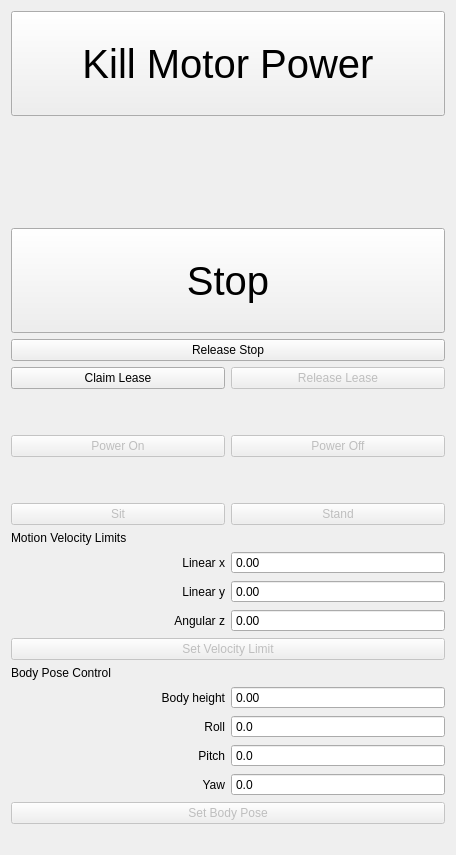
Before: the Qt Designer form spot_viz/resource/spot_control.ui in heuristicus/spot_ros, drawn with Qt 5.
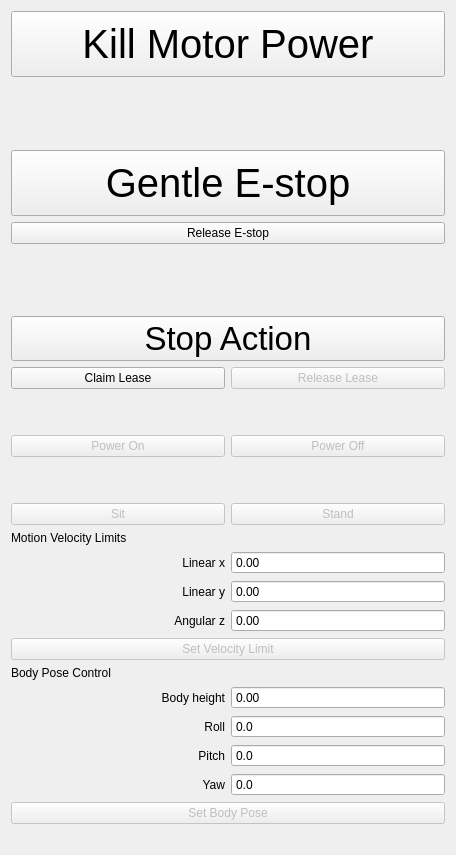
After: the same form once the commit is applied.

Commit message: add stop action button to rviz panel, clearer estop button names

Diff of the .ui file:
```diff
--- a/spot_viz/resource/spot_control.ui
+++ b/spot_viz/resource/spot_control.ui
@@ -71,7 +71,7 @@
       <string>Soft stop, stops whatever the robot is doing</string>
      </property>
      <property name="text">
-      <string>Stop</string>
+      <string>Gentle E-stop</string>
      </property>
     </widget>
    </item>
@@ -81,7 +81,41 @@
       <string>Release the emergency stop</string>
      </property>
      <property name="text">
-      <string>Release Stop</string>
+      <string>Release E-stop</string>
+     </property>
+    </widget>
+   </item>
+   <item>
+    <spacer name="verticalSpacer_4">
+     <property name="orientation">
+      <enum>Qt::Vertical</enum>
+     </property>
+     <property name="sizeHint" stdset="0">
+      <size>
+       <width>20</width>
+       <height>40</height>
+      </size>
+     </property>
+    </spacer>
+   </item>
+   <item>
+    <widget class="QPushButton" name="stopButton">
+     <property name="baseSize">
+      <size>
+       <width>0</width>
+       <height>300</height>
+      </size>
+     </property>
+     <property name="font">
+      <font>
+       <pointsize>25</pointsize>
+      </font>
+     </property>
+     <property name="toolTip">
+      <string>Stop any action the robot is taking but do not sit down or kill motor power</string>
+     </property>
+     <property name="text">
+      <string>Stop Action</string>
      </property>
     </widget>
    </item>
```
Left out of the diff: 2 changed lines with no effect on the pictures. The commit also changes 2 other files.
